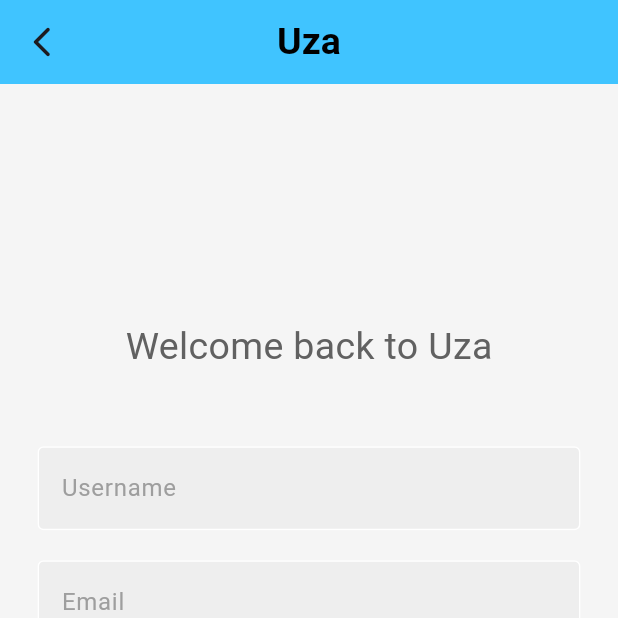
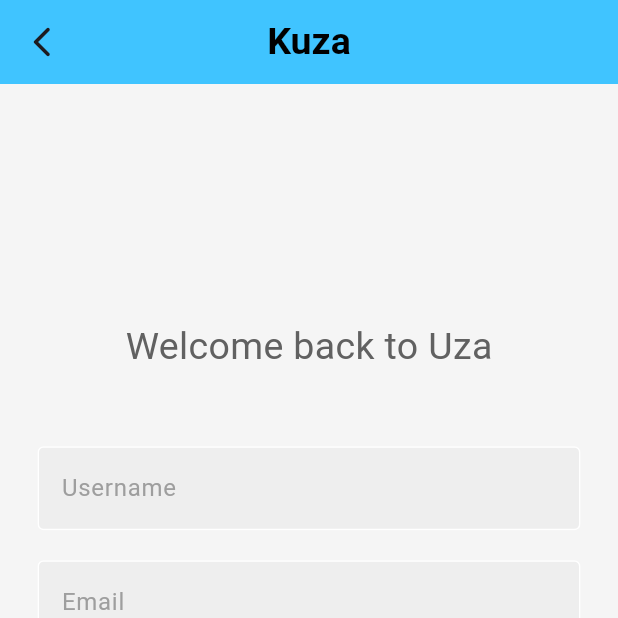
Before and after one commit to TabbyMichael/kuza, a Flutter app: the SignUpPage screen opened by its route, after a tap on "Register", on a phone screen of 412 x 824 dp, the top half of it. Run offline on Flutter 3.47's test engine with Material 3 defaults, Android fonts, the light colour scheme and no system bars; our stand-ins replace firebase_auth, firebase_core, fl_chart, google_fonts, google_sign_in, sqflite; missing offline and left inert: flutter_barcode_scanner; accounts and stored records are empty; network calls fail.

Commit message:
Uza to Kuza

```diff
--- a/lib/main.dart
+++ b/lib/main.dart
@@ -32,7 +32,7 @@
       ],
       child: MaterialApp(
         debugShowCheckedModeBanner: false,
-        title: 'MedFast',
+        title: 'Kuza',
         initialRoute: '/splash',
         routes: {
           '/splash': (context) => const SplashScreen(),
--- a/lib/pages/brand_intro.dart
+++ b/lib/pages/brand_intro.dart
@@ -89,7 +89,7 @@
     return Scaffold(
       appBar: AppBar(
         title: const Text(
-          'Uza',
+          'Kuza',
           style: TextStyle(
             fontSize: 30,
             fontWeight: FontWeight.w600,
--- a/lib/pages/sign_up.dart
+++ b/lib/pages/sign_up.dart
@@ -34,12 +34,12 @@
           content: Text(
             'An email has been sent to ${userCredential.user!.email} for verification. Please check your inbox.',
           ),
-          duration: Duration(seconds: 5),
+          duration: const Duration(seconds: 5),
         ),
       );
 
       // Navigate back to the login page after the message is shown
-      Future.delayed(Duration(seconds: 5), () {
+      Future.delayed(const Duration(seconds: 5), () {
         Navigator.of(context).pushReplacementNamed('/login');
       });
 
@@ -54,7 +54,7 @@
       }
 
       ScaffoldMessenger.of(context).showSnackBar(
-        SnackBar(
+        const SnackBar(
           content: Text('Error signing up. Please try again.'),
           duration: Duration(seconds: 2),
         ),
@@ -72,8 +72,8 @@
             width: 50,
             height: 50,
             child: Platform.isIOS
-                ? CupertinoActivityIndicator()
-                : CircularProgressIndicator(),
+                ? const CupertinoActivityIndicator()
+                : const CircularProgressIndicator(),
           ),
         );
       },
@@ -85,8 +85,8 @@
     return Scaffold(
       backgroundColor: Colors.grey[100],
       appBar: AppBar(
-        title: Text(
-          'Uza',
+        title: const Text(
+          'Kuza',
           style: TextStyle(
             fontSize: 25,
             fontWeight: FontWeight.bold,
@@ -96,7 +96,7 @@
         centerTitle: true,
         backgroundColor: Colors.lightBlueAccent,
         leading: IconButton(
-          icon: Icon(Icons.arrow_back_ios_new_rounded),
+          icon: const Icon(Icons.arrow_back_ios_new_rounded),
           onPressed: () {
             Navigator.of(context).pop();
           },
```
